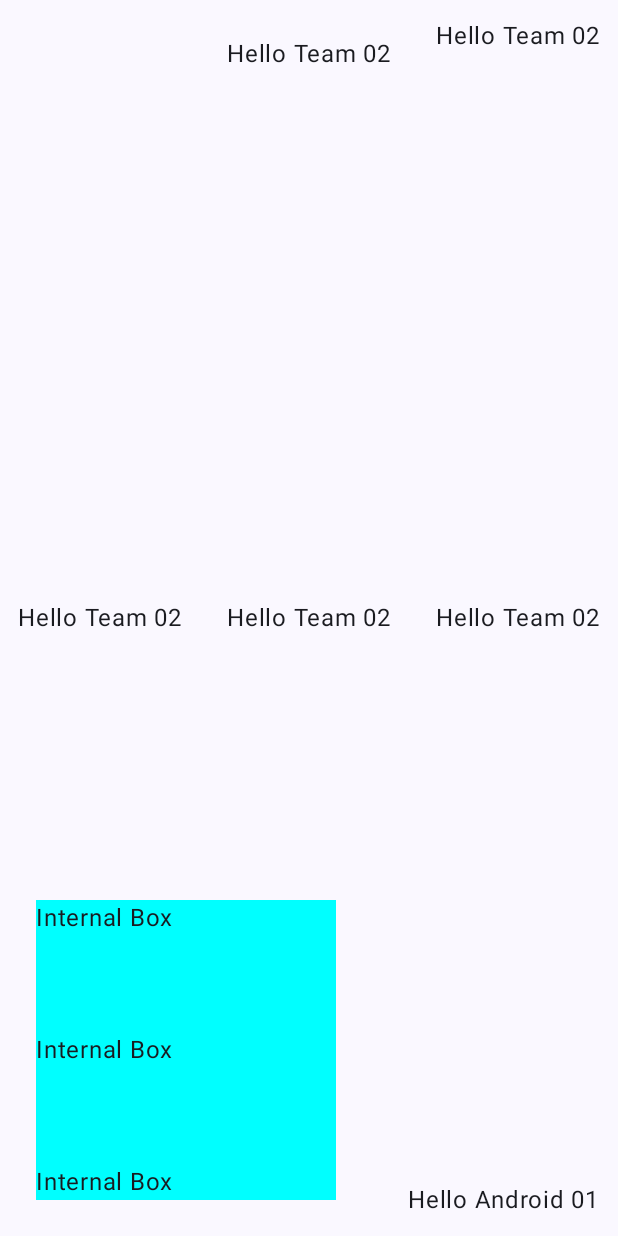
After one commit to MinaFayezN/BM-Internship, an Android app built with Jetpack Compose: the composable BoxComponent shown on its own in the app's theme, on a phone screen of 412 x 824 dp. The commit adds this screen. Run offline under Robolectric (Android 15) with nearby library versions, the phone set to English and light mode, and no system bars.

Commit message:
Session 08
- Compose Components 02

```diff
--- /dev/null
+++ b/app/src/main/java/dev/mina/internship/ui/common/BoxComponent.kt
@@ -0,0 +1,46 @@
+package dev.mina.internship.ui.common
+
+import androidx.compose.foundation.background
+import androidx.compose.foundation.layout.Box
+import androidx.compose.foundation.layout.fillMaxSize
+import androidx.compose.foundation.layout.padding
+import androidx.compose.foundation.layout.size
+import androidx.compose.material3.Text
+import androidx.compose.runtime.Composable
+import androidx.compose.ui.Alignment
+import androidx.compose.ui.Modifier
+import androidx.compose.ui.graphics.Color
+import androidx.compose.ui.unit.dp
+
+@Composable
+fun BoxComponent() {
+
+    Box(
+        modifier = Modifier
+            .padding(12.dp)
+            .fillMaxSize()
+    ) {
+        Text(text = "Hello Android 01", modifier = Modifier.align(Alignment.BottomEnd))
+        Text(text = "Hello Team 02", modifier = Modifier.align(Alignment.Center))
+        Text(
+            text = "Hello Team 02", modifier = Modifier
+                .align(Alignment.TopCenter)
+                .padding(12.dp)
+        )
+        Text(text = "Hello Team 02", modifier = Modifier.align(Alignment.TopEnd))
+        Text(text = "Hello Team 02", modifier = Modifier.align(Alignment.CenterEnd))
+        Text(text = "Hello Team 02", modifier = Modifier.align(Alignment.CenterStart))
+        Box(
+            modifier = Modifier
+                .padding(12.dp)
+                .size(200.dp)
+                .background(Color.Cyan)
+                .align(Alignment.BottomStart)
+        ) {
+            Text(text = "Internal Box", modifier = Modifier.align(Alignment.TopStart))
+            Text(text = "Internal Box", modifier = Modifier.align(Alignment.CenterStart))
+            Text(text = "Internal Box", modifier = Modifier.align(Alignment.BottomStart))
+        }
+    }
+
+}
```
Also changed, not shown: app/src/main/java/dev/mina/internship/MainActivity.kt (+3 -20 lines), app/src/main/java/dev/mina/internship/ui/screens/list/ListScreen.kt (added, +117 -0 lines), app/src/main/java/dev/mina/internship/ui/screens/login/LoginFormComponent.kt (added, +8 -0 lines), app/src/main/java/dev/mina/internship/ui/screens/login/LoginScreen.kt (added, +43 -0 lines), app/src/main/res/drawable-anydpi/ic_action_name.xml (added, +12 -0 lines), app/src/main/res/drawable-hdpi/ic_action_name.png (added), app/src/main/res/drawable-mdpi/ic_action_name.png (added), app/src/main/res/drawable-xhdpi/ic_action_name.png (added), app/src/main/res/drawable-xxhdpi/ic_action_name.png (added), app/src/main/res/drawable/user.png (added).
